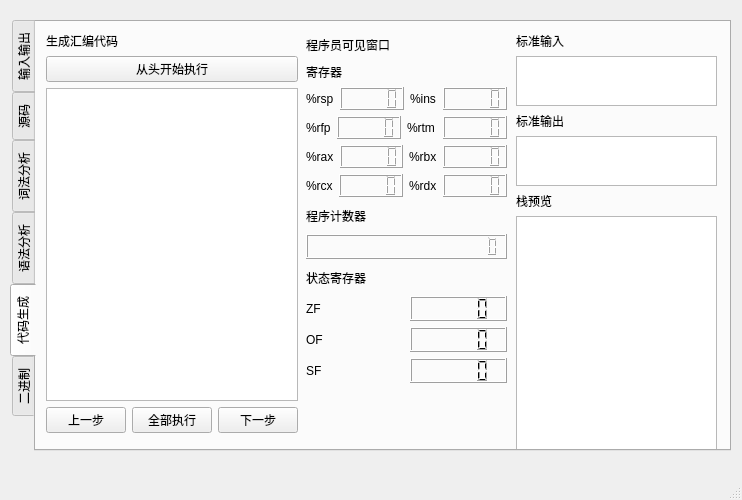
zzwwff/Loonguage, file mainwindow.ui: the form before one commit.
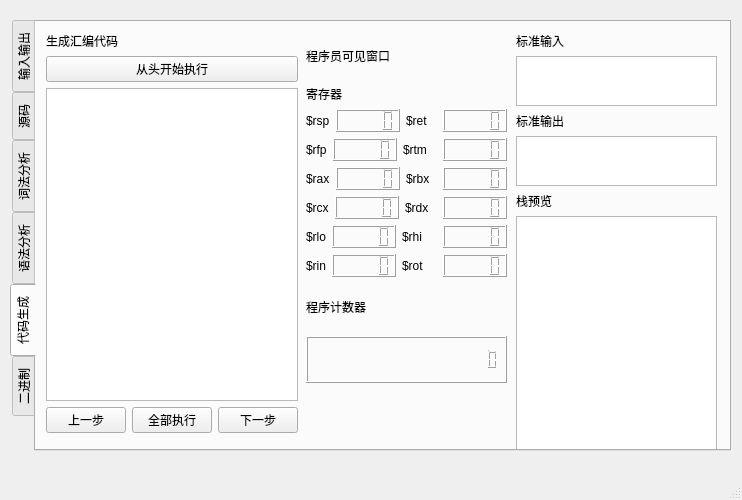
The form after the commit. The open tabs and pages were chosen to show the change.

What changed in the file:
```diff
--- a/mainwindow.ui
+++ b/mainwindow.ui
@@ -279,44 +279,6 @@
        </item>
        <item>
         <layout class="QGridLayout" name="gridLayout">
-         <item row="0" column="0">
-          <widget class="QLabel" name="label_14">
-           <property name="text">
-            <string>寄存器</string>
-           </property>
-          </widget>
-         </item>
-         <item row="2" column="0">
-          <layout class="QHBoxLayout" name="horizontalLayout_8">
-           <item>
-            <layout class="QHBoxLayout" name="horizontalLayout_5">
-             <item>
-              <widget class="QLabel" name="label_9">
-               <property name="text">
-                <string>%rsp</string>
-               </property>
-              </widget>
-             </item>
-             <item>
-              <widget class="QLCDNumber" name="rspVal"/>
-             </item>
-            </layout>
-           </item>
-           <item>
-            <widget class="QLabel" name="label_12">
-             <property name="text">
-              <string>%ins</string>
-             </property>
-            </widget>
-           </item>
-           <item>
-            <widget class="QLCDNumber" name="insVal"/>
-           </item>
-          </layout>
-         </item>
-         <item row="6" column="0">
-          <layout class="QHBoxLayout" name="horizontalLayout_2"/>
-         </item>
          <item row="3" column="0">
           <layout class="QHBoxLayout" name="horizontalLayout_4">
            <item>
@@ -324,7 +286,7 @@
              <item>
               <widget class="QLabel" name="label_13">
                <property name="text">
-                <string>%rfp</string>
+                <string>$rfp</string>
                </property>
               </widget>
              </item>
@@ -336,7 +298,7 @@
            <item>
             <widget class="QLabel" name="label_8">
              <property name="text">
-              <string>%rtm</string>
+              <string>$rtm</string>
              </property>
             </widget>
            </item>
@@ -345,34 +307,6 @@
            </item>
           </layout>
          </item>
-         <item row="4" column="0">
-          <layout class="QHBoxLayout" name="horizontalLayout_7">
-           <item>
-            <layout class="QHBoxLayout" name="horizontalLayout_6">
-             <item>
-              <widget class="QLabel" name="label_10">
-               <property name="text">
-                <string>%rax</string>
-               </property>
-              </widget>
-             </item>
-             <item>
-              <widget class="QLCDNumber" name="raxVal"/>
-             </item>
-            </layout>
-           </item>
-           <item>
-            <widget class="QLabel" name="label_11">
-             <property name="text">
-              <string>%rbx</string>
-             </property>
-            </widget>
-           </item>
-           <item>
-            <widget class="QLCDNumber" name="rbxVal"/>
-           </item>
-          </layout>
-         </item>
          <item row="5" column="0">
           <layout class="QHBoxLayout" name="horizontalLayout_10">
            <item>
@@ -380,7 +314,7 @@
              <item>
               <widget class="QLabel" name="label_22">
                <property name="text">
-                <string>%rcx</string>
+                <string>$rcx</string>
                </property>
               </widget>
              </item>
@@ -392,7 +326,7 @@
            <item>
             <widget class="QLabel" name="label_23">
              <property name="text">
-              <string>%rdx</string>
+              <string>$rdx</string>
              </property>
             </widget>
            </item>
@@ -401,6 +335,128 @@
            </item>
           </layout>
          </item>
+         <item row="2" column="0">
+          <layout class="QHBoxLayout" name="horizontalLayout_8">
+           <item>
+            <layout class="QHBoxLayout" name="horizontalLayout_5">
+             <item>
+              <widget class="QLabel" name="rsp">
+               <property name="text">
+                <string>$rsp</string>
+               </property>
+              </widget>
+             </item>
+             <item>
+              <widget class="QLCDNumber" name="rspVal"/>
+             </item>
+            </layout>
+           </item>
+           <item>
+            <widget class="QLabel" name="ret">
+             <property name="text">
+              <string>$ret</string>
+             </property>
+            </widget>
+           </item>
+           <item>
+            <widget class="QLCDNumber" name="retVal"/>
+           </item>
+          </layout>
+         </item>
+         <item row="4" column="0">
+          <layout class="QHBoxLayout" name="horizontalLayout_7">
+           <item>
+            <layout class="QHBoxLayout" name="horizontalLayout_6">
+             <item>
+              <widget class="QLabel" name="label_10">
+               <property name="text">
+                <string>$rax</string>
+               </property>
+              </widget>
+             </item>
+             <item>
+              <widget class="QLCDNumber" name="raxVal"/>
+             </item>
+            </layout>
+           </item>
+           <item>
+            <widget class="QLabel" name="label_11">
+             <property name="text">
+              <string>$rbx</string>
+             </property>
+            </widget>
+           </item>
+           <item>
+            <widget class="QLCDNumber" name="rbxVal"/>
+           </item>
+          </layout>
+         </item>
+         <item row="6" column="0">
+          <layout class="QHBoxLayout" name="horizontalLayout_2"/>
+         </item>
+         <item row="0" column="0">
+          <widget class="QLabel" name="label_14">
+           <property name="text">
+            <string>寄存器</string>
+           </property>
+          </widget>
+         </item>
+         <item row="7" column="0">
+          <layout class="QHBoxLayout" name="horizontalLayout_12">
+           <item>
+            <layout class="QHBoxLayout" name="horizontalLayout_13">
+             <item>
+              <widget class="QLabel" name="label_24">
+               <property name="text">
+                <string>$rlo</string>
+               </property>
+              </widget>
+             </item>
+             <item>
+              <widget class="QLCDNumber" name="rloVal"/>
+             </item>
+            </layout>
+           </item>
+           <item>
+            <widget class="QLabel" name="label_25">
+             <property name="text">
+              <string>$rhi</string>
+             </property>
+            </widget>
+           </item>
+           <item>
+            <widget class="QLCDNumber" name="rhiVal"/>
+           </item>
+          </layout>
+         </item>
+         <item row="8" column="0">
+          <layout class="QHBoxLayout" name="horizontalLayout_14">
+           <item>
+            <layout class="QHBoxLayout" name="horizontalLayout_15">
+             <item>
+              <widget class="QLabel" name="label_26">
+               <property name="text">
+                <string>$rin</string>
+               </property>
+              </widget>
+             </item>
+             <item>
+              <widget class="QLCDNumber" name="rinVal"/>
+             </item>
+            </layout>
+           </item>
+           <item>
+            <widget class="QLabel" name="label_27">
+             <property name="text">
+              <string>$rot</string>
+             </property>
+            </widget>
+           </item>
+           <item>
+            <widget class="QLCDNumber" name="rotVal"/>
+           </item>
+          </layout>
+         </item>
         </layout>
        </item>
        <item>
@@ -411,7 +467,7 @@
         </widget>
        </item>
        <item>
-        <widget class="QLCDNumber" name="lcdNumber_9">
+        <widget class="QLCDNumber" name="insVal">
          <property name="smallDecimalPoint">
           <bool>false</bool>
          </property>
@@ -429,55 +485,6 @@
          </property>
         </widget>
        </item>
-       <item>
-        <widget class="QLabel" name="label_16">
-         <property name="text">
-          <string>状态寄存器</string>
-         </property>
-        </widget>
-       </item>
-       <item>
-        <layout class="QGridLayout" name="gridLayout_2">
-         <item row="0" column="1">
-          <widget class="QLCDNumber" name="zSign"/>
-         </item>
-         <item row="0" column="0">
-          <widget class="QLabel" name="label_17">
-           <property name="text">
-            <string>ZF</string>
-           </property>
-          </widget>
-         </item>
-        </layout>
-       </item>
-       <item>
-        <layout class="QGridLayout" name="gridLayout_3">
-         <item row="0" column="0">
-          <widget class="QLabel" name="label_18">
-           <property name="text">
-            <string>OF</string>
-           </property>
-          </widget>
-         </item>
-         <item row="0" column="1">
-          <widget class="QLCDNumber" name="lcdNumber_11"/>
-         </item>
-        </layout>
-       </item>
-       <item>
-        <layout class="QGridLayout" name="gridLayout_4">
-         <item row="0" column="0">
-          <widget class="QLabel" name="label_19">
-           <property name="text">
-            <string>SF</string>
-           </property>
-          </widget>
-         </item>
-         <item row="0" column="1">
-          <widget class="QLCDNumber" name="sSign"/>
-         </item>
-        </layout>
-       </item>
       </layout>
      </widget>
      <widget class="QWidget" name="verticalLayoutWidget_4">
```
Left out of the diff: 2 changed lines with no effect on the pictures.
